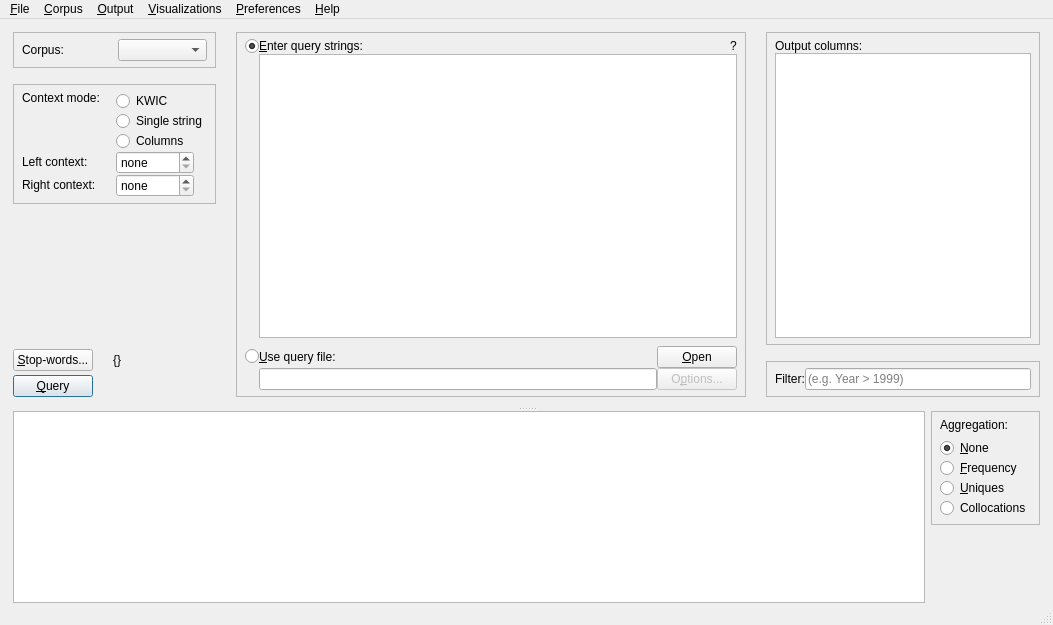
Qt form coquery/gui/ui/coquery.ui (gkunter/coquery) before a commit.
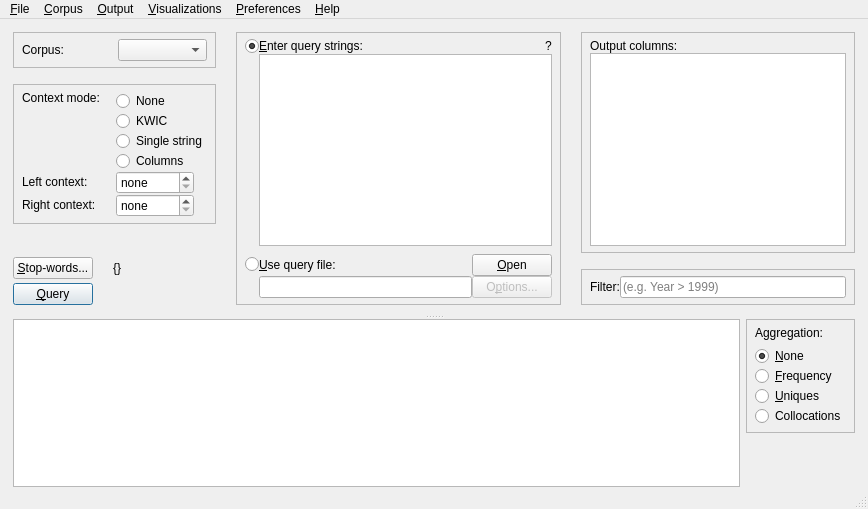
The same form after that commit. Icons and pictures are not drawn.

Commit message: Add radio button that disselects contexts

Patch:
```diff
--- a/coquery/gui/ui/coquery.ui
+++ b/coquery/gui/ui/coquery.ui
@@ -6,8 +6,8 @@
    <rect>
     <x>0</x>
     <y>0</y>
-    <width>1053</width>
-    <height>625</height>
+    <width>868</width>
+    <height>509</height>
    </rect>
   </property>
   <property name="windowTitle">
@@ -210,6 +210,13 @@
                <property name="spacing">
                 <number>0</number>
                </property>
+               <item>
+                <widget class="QRadioButton" name="radio_context_none">
+                 <property name="text">
+                  <string>None</string>
+                 </property>
+                </widget>
+               </item>
                <item>
                 <widget class="QRadioButton" name="radio_context_mode_kwic">
                  <property name="sizePolicy">
@@ -1037,8 +1044,8 @@
     <rect>
      <x>0</x>
      <y>0</y>
-     <width>1053</width>
-     <height>34</height>
+     <width>868</width>
+     <height>23</height>
     </rect>
    </property>
    <widget class="QMenu" name="menuFile">
```
The commit also changes 4 other files.
